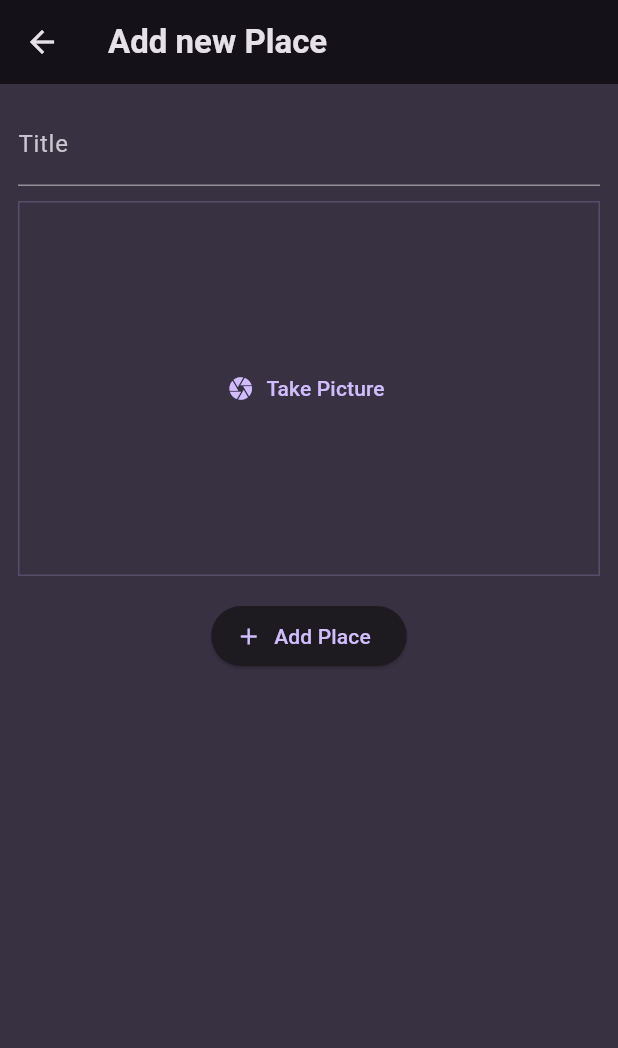
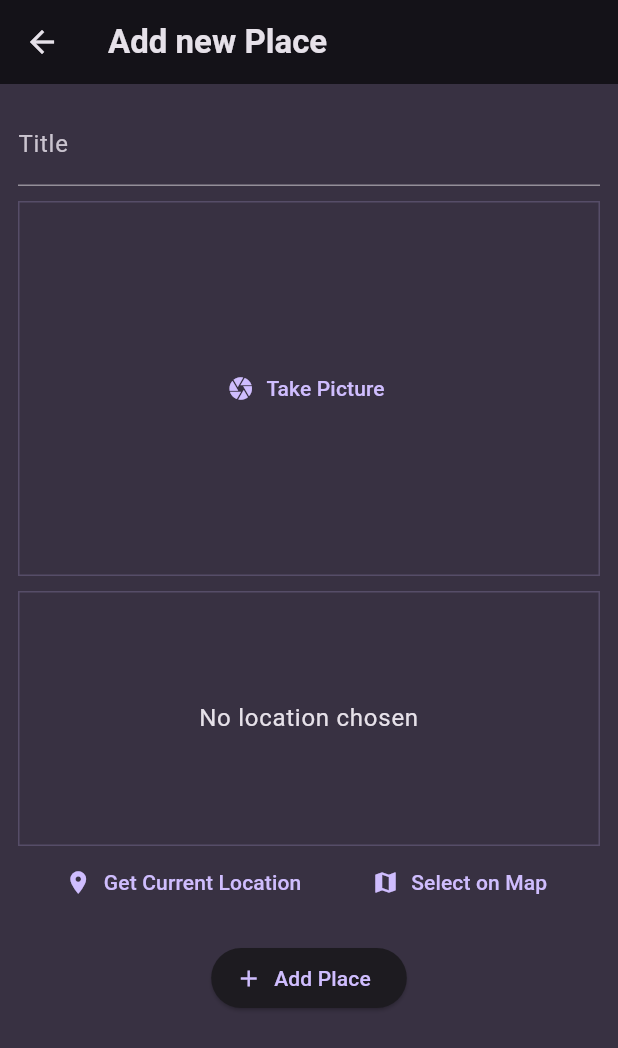
Before and after one commit to ir-sen/favorite_places_app_flutter, a Flutter app: the AddPlaceScreen screen opened directly, on a phone screen of 412 x 824 dp. Shown: the top 1048 px of the screen. Run offline on Flutter 3.47's test engine with Material 3 defaults, Android fonts, the light colour scheme and no system bars; our stand-ins replace flutter_riverpod, geolocator, google_fonts, image_picker, location.

Commit message:
Add indicate location

```diff
--- a/lib/models/place.dart
+++ b/lib/models/place.dart
@@ -3,11 +3,31 @@
 
 
 const uuid = Uuid();
+
+
+class PlaceLocation {
+
+  const PlaceLocation({
+    required this.latitude,
+    required this.longitude,
+    required this.adress,
+  });
+
+  final double latitude;
+  final double longitude;
+  final String adress;
+}
+
 // just create pojo objest for
 class Place {
-  Place({required this.title, required this.image}) : id = uuid.v4();
+  Place({
+    required this.title,
+    required this.image,
+    required this.location,
+    }) : id = uuid.v4();
 
   final String id;
   final String title;
   final File image;
+  final PlaceLocation location;
 }
--- a/lib/providers/user_places.dart
+++ b/lib/providers/user_places.dart
@@ -5,8 +5,8 @@
 class UserPlacesNotifier extends StateNotifier<List<Place>> {
   UserPlacesNotifier() : super(const []);
 
-  void addPlace(String title, File image) {
-    final newPlace = Place(title: title, image: image);
+  void  addPlace(String title, File image, PlaceLocation location) {
+    final newPlace = Place(title: title, image: image, location: location);
     // updat  state add new state
     state = [newPlace, ...state];
 
--- a/lib/screeens/add_place.dart
+++ b/lib/screeens/add_place.dart
@@ -1,6 +1,8 @@
 
 import 'dart:io';
+import 'package:favorite_places_app_flutter/models/place.dart';
 import 'package:favorite_places_app_flutter/widgets/image_input.dart';
+import 'package:favorite_places_app_flutter/widgets/location_input.dart';
 import 'package:flutter/material.dart';
 import 'package:flutter_riverpod/flutter_riverpod.dart';
 import 'package:favorite_places_app_flutter/providers/user_places.dart';
@@ -20,15 +22,16 @@
 
   final _titleControler = TextEditingController();
   File? _selectedImage; // get selected image
+  PlaceLocation? _selectedLocation;
 
   void _savePlace() {
     final enteredTitle = _titleControler.text;
 
-    if (enteredTitle.isEmpty || _selectedImage == null) {
+    if (enteredTitle.isEmpty || _selectedImage == null || _selectedLocation == null) {
       return;
     }
     // put into ref
-    ref.read(userPlacesProveder.notifier).addPlace(enteredTitle, _selectedImage!);
+    ref.read(userPlacesProveder.notifier).addPlace(enteredTitle, _selectedImage!, _selectedLocation!);
 
     Navigator.of(context).pop();
 
@@ -62,6 +65,11 @@
             ImageInput(onPickImage: (image) {
               _selectedImage = image;
             },),
+            const SizedBox(height: 10,),
+
+            LoacationInput(onSelectLocation: (location) {
+              _selectedLocation = location;
+            },),
 
             const SizedBox(height: 16,),
             ElevatedButton.icon(
--- /dev/null
+++ b/lib/widgets/location_input.dart
@@ -0,0 +1,194 @@
+import 'dart:convert';
+
+import 'package:favorite_places_app_flutter/models/place.dart';
+import 'package:flutter/material.dart';
+import 'package:geolocator/geolocator.dart';
+import 'package:location/location.dart';
+import 'package:http/http.dart' as http;
+
+class LoacationInput extends StatefulWidget {
+  const LoacationInput({super.key, required this.onSelectLocation});
+
+  final void Function(PlaceLocation location) onSelectLocation;
+
+  @override
+  State<StatefulWidget> createState() {
+    return _LoacationInput();
+  }
+}
+
+class _LoacationInput extends State<LoacationInput> {
+  var API_GOOOL = "AIzaSyD3C8zN-s4KNp3Thop_aodwDiFTv43yS3s";
+  PlaceLocation? pickLocation;
+
+  var _isGettingLocation = false;
+
+  String get locationImage {
+    if (pickLocation == null) {
+      return '';
+    }
+    final lat = pickLocation!.latitude;
+    final lng = pickLocation!.longitude;
+
+    return 'https://maps.googleapis.com/maps/api/staticmap?center=$lat,$lng&zoom=16&size=600x300&maptype=roadmap&markers=color:red%7Clabel:C%7C$lat,$lng&key=$API_GOOOL';
+  }
+
+  void _getCurrentLoacaiton() async {
+    setState(() {
+      _isGettingLocation = true;
+    });
+    Location location = Location();
+
+    bool _serviceEnabled;
+    PermissionStatus permissionGranted;
+    Position locationData;
+
+    _serviceEnabled = await location.serviceEnabled();
+    if (!_serviceEnabled) {
+      _serviceEnabled = await location.requestService();
+      if (!_serviceEnabled) {
+        return;
+      }
+    }
+
+    permissionGranted = await location.hasPermission();
+    if (permissionGranted == PermissionStatus.denied) {
+      permissionGranted = await location.requestPermission();
+      if (permissionGranted != PermissionStatus.granted) {
+        return;
+      }
+    }
+
+    setState(() {
+      _isGettingLocation = true;
+    });
+
+
+    locationData = await requestLocationPermission();
+    // print(locationData);
+    // requestLocationPermission().then((local) {
+    //   print("this is location: $local");
+    // });
+    final lat = locationData.latitude;
+    final lnt = locationData.longitude;
+
+    // if (lat == null || lnt == null) {
+    //   return;
+    // }
+
+
+    // final url = Uri.parse('https://maps.googleapis.com/maps/api/geocode/json?latlng=$lat,$lnt&key=$API_GOOOL');
+    // final url = Uri.parse('https://maps.googleapis.com/maps/api/geocode/json?latlng=$lat,$lnt&key=AIzaSyD3C8zN-s4KNp3Thop_aodwDiFTv43yS3s');
+    final url = Uri.parse(
+        "https://maps.googleapis.com/maps/api/geocode/json?latlng=$lat,$lnt&key=AIzaSyD3C8zN-s4KNp3Thop_aodwDiFTv43yS3s");
+
+    final response = await http.get(url);
+
+    final responseData = json.decode(response.body);
+
+    final address = responseData['results'][0]['formatted_address'];
+    print("this is adress $address");
+
+    setState(() {
+      pickLocation = PlaceLocation(
+        latitude: lat,
+        longitude: lnt,
+        adress: address,
+      );
+      _isGettingLocation = false;
+    });
+
+    widget.onSelectLocation(pickLocation!);
+  }
+
+  // this is get location
+  Future<Position> requestLocationPermission() async {
+    bool serviceEnabled;
+    LocationPermission permission;
+
+    // Test if location services are enabled.
+    serviceEnabled = await Geolocator.isLocationServiceEnabled();
+    if (!serviceEnabled) {
+      // Location services are not enabled don't continue
+      // accessing the position and request users of the
+      // App to enable the location services.
+      return Future.error('Location services are disabled.');
+    }
+
+    permission = await Geolocator.checkPermission();
+    if (permission == LocationPermission.denied) {
+      permission = await Geolocator.requestPermission();
+      if (permission == LocationPermission.denied) {
+        return Future.error('Location permissions are denied');
+      }
+    }
+
+    if (permission == LocationPermission.deniedForever) {
+      // Permissions are denied forever, handle appropriately.
+      return Future.error(
+          'Location permissions are permanently denied, we cannot request permissions.');
+    }
+
+    // When we reach here, permissions are granted and we can
+    // continue accessing the position of the device.
+    Position position = await Geolocator.getCurrentPosition();
+    return position;
+  }
+
+  @override
+  Widget build(BuildContext context) {
+    Widget previewContent = Text(
+      'No location chosen',
+      textAlign: TextAlign.center,
+      style: Theme.of(context).textTheme.bodyLarge!.copyWith(
+            color: Theme.of(context).colorScheme.onBackground,
+          ),
+    );
+
+    if (pickLocation != null) {
+      previewContent = Image.network(
+        locationImage,
+        fit: BoxFit.cover,
+        width: double.infinity,
+        height: double.infinity,
+      );
+    }
+
+    if (_isGettingLocation) {
+      previewContent = const CircularProgressIndicator();
+    }
+
+
+    return Column(
+      children: [
+        Container(
+          height: 170,
+          width: double.infinity,
+          alignment: Alignment.center,
+          decoration: BoxDecoration(
+            border: Border.all(
+              width: 1,
+              color: Theme.of(context).colorScheme.primary.withOpacity(0.2),
+            ),
+          ),
+          child: previewContent,
+        ),
+        Row(
+          mainAxisAlignment: MainAxisAlignment.spaceEvenly,
+          children: [
+            TextButton.icon(
+              icon: const Icon(Icons.location_on),
+              label: const Text('Get Current Location'),
+              onPressed: _getCurrentLoacaiton,
+            ),
+            TextButton.icon(
+              icon: const Icon(Icons.map),
+              label: const Text('Select on Map'),
+              onPressed: () {},
+            ),
+          ],
+        )
+      ],
+    );
+  }
+}
--- a/pubspec.yaml
+++ b/pubspec.yaml
@@ -10,8 +10,11 @@
   flutter:
     sdk: flutter
   flutter_riverpod: ^2.5.1
+  geolocator: ^12.0.0
   google_fonts: ^6.2.1
+  http: ^1.2.2
   image_picker: ^1.1.2
+  location: ^6.0.2
   riverpod: ^2.5.1
   riverpod_annotation: ^2.3.5
   uuid: ^4.4.2
```
Also changed, not shown: lib/screeens/places_detail.dart (+8 -5 lines), pubspec.lock, 7 other files.
